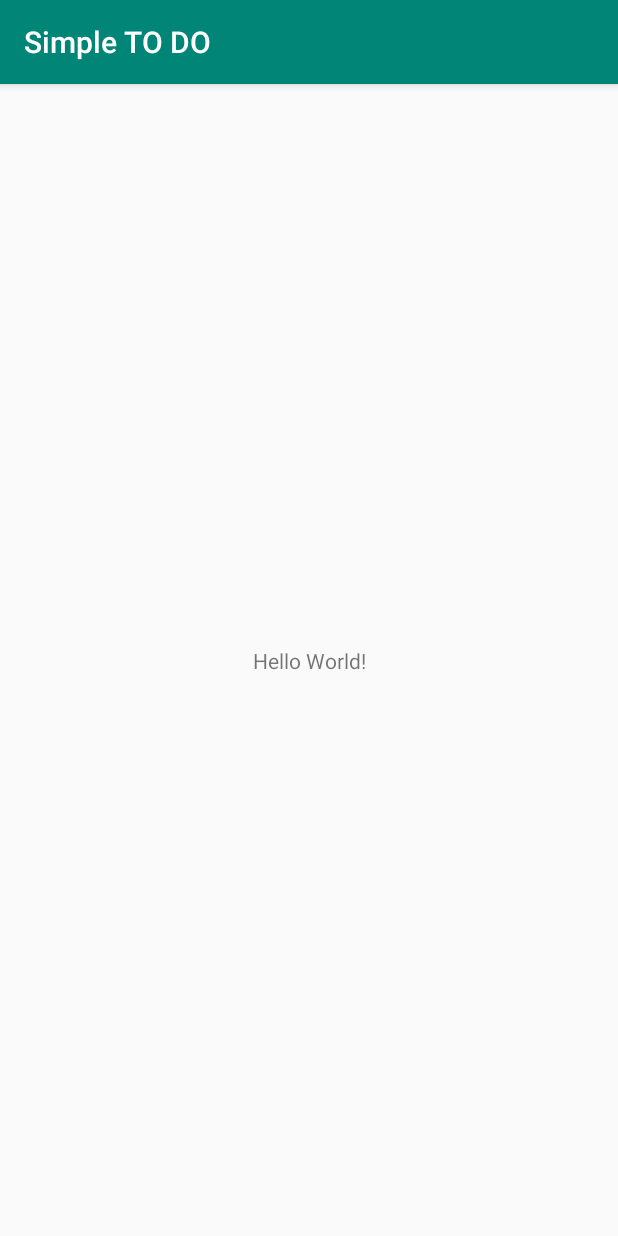
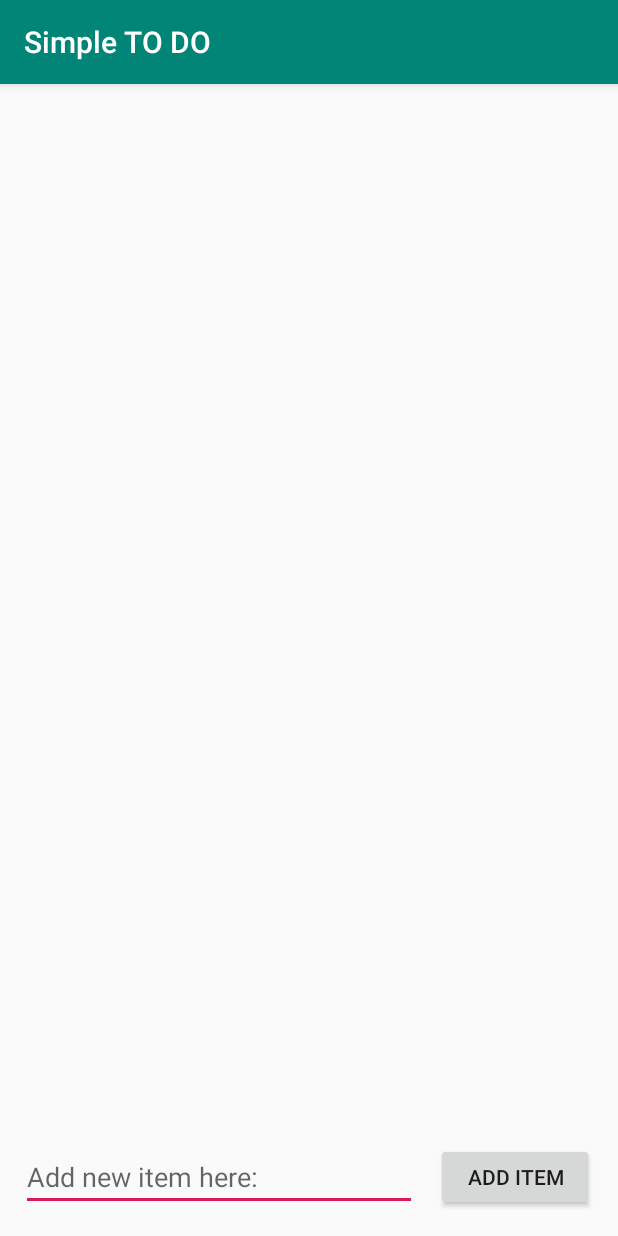
Before and after one commit to vjmarcus/SimpleTODO, an Android app: the screen it shows after launch (MainActivity), on a phone screen of 412 x 824 dp. Run offline under Robolectric (Android 15) with nearby library versions, the phone set to English and light mode, and no system bars.

Commit message:
Added Buttons and Textviews

```diff
--- a/app/src/main/res/layout/activity_main.xml
+++ b/app/src/main/res/layout/activity_main.xml
@@ -6,13 +6,52 @@
     android:layout_height="match_parent"
     tools:context=".MainActivity">
 
-    <TextView
-        android:layout_width="wrap_content"
-        android:layout_height="wrap_content"
-        android:text="Hello World!"
+    <ListView
+        android:id="@+id/listview"
+        android:layout_width="385dp"
+        android:layout_height="654dp"
+        android:layout_marginStart="8dp"
+        android:layout_marginTop="8dp"
+        android:layout_marginEnd="8dp"
+        android:layout_marginBottom="8dp"
         app:layout_constraintBottom_toBottomOf="parent"
-        app:layout_constraintLeft_toLeftOf="parent"
-        app:layout_constraintRight_toRightOf="parent"
-        app:layout_constraintTop_toTopOf="parent" />
+        app:layout_constraintEnd_toEndOf="parent"
+        app:layout_constraintHorizontal_bias="0.8"
+        app:layout_constraintStart_toStartOf="parent"
+        app:layout_constraintTop_toTopOf="parent"
+        app:layout_constraintVertical_bias="0.0" />
 
+    <Button
+        android:id="@+id/button_add_item"
+        android:layout_width="105dp"
+        android:layout_height="45dp"
+        android:layout_marginStart="8dp"
+        android:layout_marginTop="8dp"
+        android:layout_marginEnd="8dp"
+        android:layout_marginBottom="8dp"
+        android:text="@string/button_add_title"
+        app:layout_constraintBottom_toBottomOf="parent"
+        app:layout_constraintEnd_toEndOf="parent"
+        app:layout_constraintHorizontal_bias="0.972"
+        app:layout_constraintStart_toStartOf="parent"
+        app:layout_constraintTop_toTopOf="parent"
+        app:layout_constraintVertical_bias="0.988" />
+
+    <EditText
+        android:id="@+id/editText_new_item"
+        android:layout_width="264dp"
+        android:layout_height="45dp"
+        android:layout_marginStart="8dp"
+        android:layout_marginTop="8dp"
+        android:layout_marginEnd="8dp"
+        android:layout_marginBottom="8dp"
+        android:ems="10"
+        android:inputType="textPersonName"
+        android:hint="@string/edittext_new_item_hint"
+        app:layout_constraintBottom_toBottomOf="parent"
+        app:layout_constraintEnd_toEndOf="parent"
+        app:layout_constraintHorizontal_bias="0.043"
+        app:layout_constraintStart_toStartOf="parent"
+        app:layout_constraintTop_toTopOf="parent"
+        app:layout_constraintVertical_bias="0.988" />
 </android.support.constraint.ConstraintLayout>
--- a/app/src/main/res/values/strings.xml
+++ b/app/src/main/res/values/strings.xml
@@ -1,3 +1,5 @@
 <resources>
     <string name="app_name">Simple TO DO</string>
+    <string name="button_add_title">ADD ITEM</string>
+    <string name="edittext_new_item_hint">Add new item here:</string>
 </resources>
```
